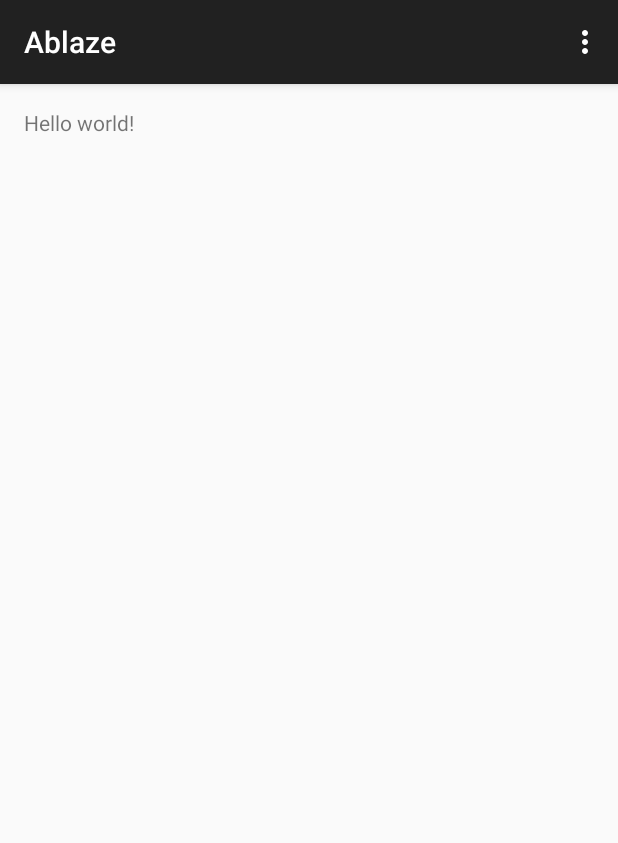
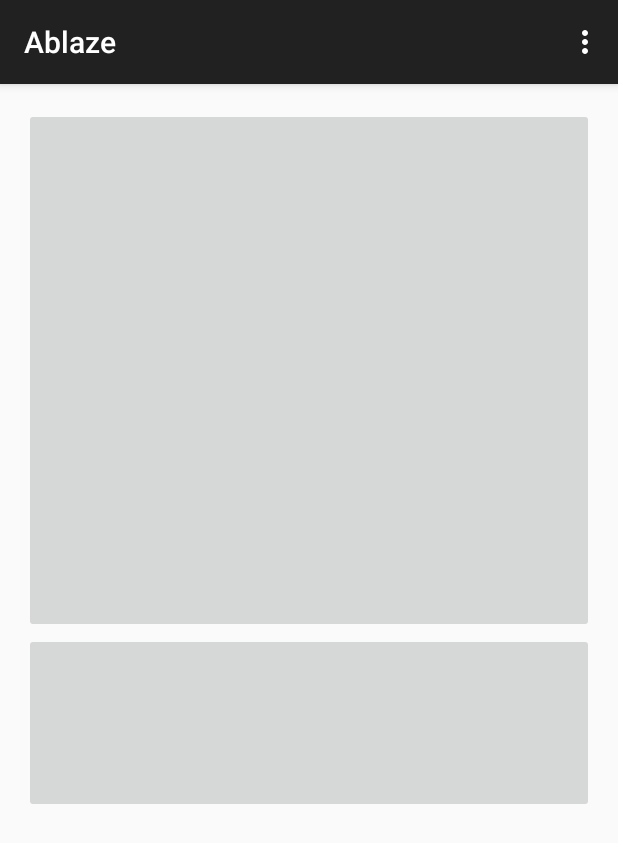
Before and after one commit to Technohest/Ablaze, an Android app: the screen it shows after launch (MainActivity), on a phone screen of 412 x 824 dp. Shown: the top 843 px of the screen. Run offline under Robolectric (Android 15) with nearby library versions, the phone set to English and light mode, and no system bars.

Commit message:
added buttons

```diff
--- a/app/src/main/res/layout/activity_main.xml
+++ b/app/src/main/res/layout/activity_main.xml
@@ -5,7 +5,21 @@
     android:paddingTop="@dimen/activity_vertical_margin"
     android:paddingBottom="@dimen/activity_vertical_margin" tools:context=".MainActivity">
 
-    <TextView android:text="@string/hello_world" android:layout_width="wrap_content"
-        android:layout_height="wrap_content" />
+    <ImageButton
+        android:layout_width="fill_parent"
+        android:layout_height="350dp"
+        android:id="@+id/imageButton"
+        android:layout_alignParentTop="true"
+        android:layout_alignParentLeft="true"
+        android:layout_alignParentStart="true"
+        android:layout_alignParentRight="true"
+        android:layout_alignParentEnd="true" />
 
+    <ImageButton
+        android:layout_width="fill_parent"
+        android:layout_height="120dp"
+        android:id="@+id/imageButton2"
+        android:layout_below="@+id/imageButton"
+        android:layout_alignParentLeft="true"
+        android:layout_alignParentStart="true" />
 </RelativeLayout>
```
